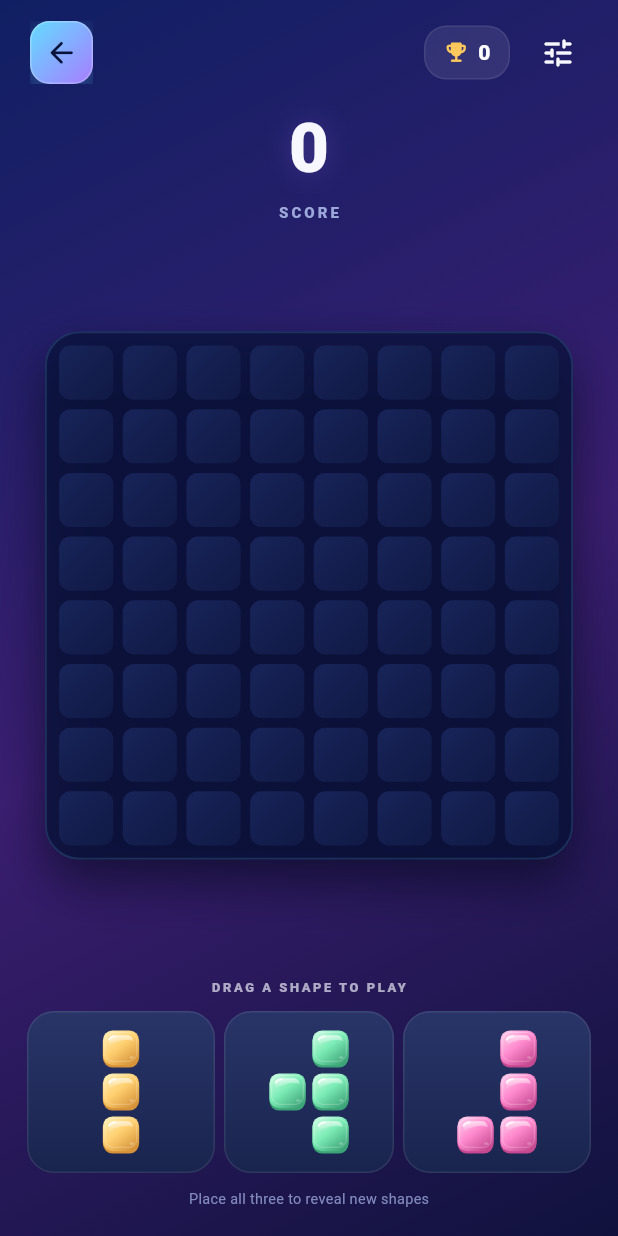
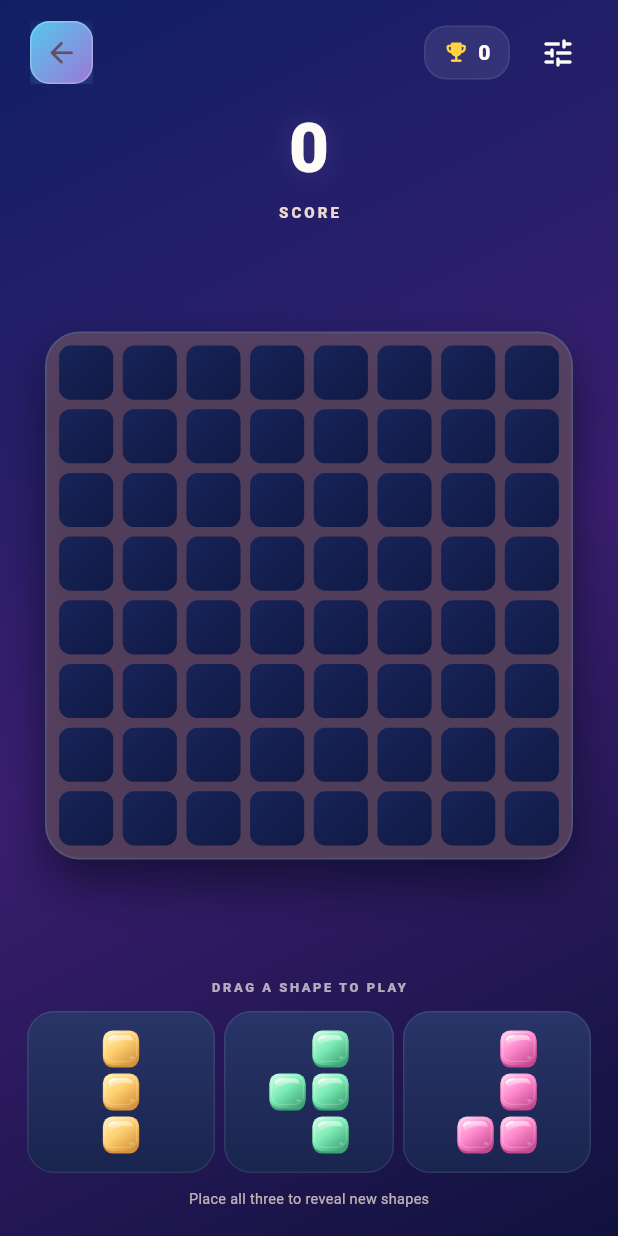
Before and after one commit to walidrachad/Blockora-Color-Puzzle, a Flutter app: the screen it shows after launch, after a tap on "PLAY", on a phone screen of 412 x 824 dp. Run offline on Flutter 3.47's test engine with Material 3 defaults, Android fonts, the phone set to English and light mode, and no system bars; our stand-ins replace audioplayers, equatable, firebase_core, firebase_remote_config, flutter_bloc, flutter_svg and 3 more; accounts and stored records are empty; Roboto replaces fonts that are missing (Arial).

Commit message:
Shift shared theme to cartoon casual-game palette

```diff
--- a/lib/app/theme.dart
+++ b/lib/app/theme.dart
@@ -1,61 +1,133 @@
 import 'package:flutter/material.dart';
 
 class PrismColors {
-  static const midnight = Color(0xff08123a);
-  static const navy = Color(0xff101a4a);
-  static const panel = Color(0xff162257);
-  static const panelSoft = Color(0xff202c6c);
-  static const ink = Color(0xfff7f8ff);
-  static const muted = Color(0xff9ca8da);
-  static const yellow = Color(0xffffc95d);
-  static const orange = Color(0xffff895e);
-  static const green = Color(0xff54e59b);
-  static const cyan = Color(0xff63dcff);
-  static const pink = Color(0xffff71c8);
-  static const violet = Color(0xffa77cff);
+  // Core palette keeps the existing semantic names so gameplay code stays
+  // untouched, while the visual language moves to a bright casual-game style.
+  static const midnight = Color(0xff654d64);
+  static const navy = Color(0xff765b70);
+  static const panel = Color(0xff8a6879);
+  static const panelSoft = Color(0xff9c7885);
+  static const ink = Color(0xfffffbf5);
+  static const muted = Color(0xffead9cf);
+  static const yellow = Color(0xffffd43e);
+  static const orange = Color(0xffff8a35);
+  static const green = Color(0xff9bd528);
+  static const cyan = Color(0xff54c8ed);
+  static const pink = Color(0xffef4b98);
+  static const violet = Color(0xff9d76d8);
 
   static const blockColors = [
-    Color(0xff62dfff),
-    Color(0xffff75c8),
-    Color(0xffffc85b),
-    Color(0xff8f7cff),
-    Color(0xff61e4a1),
-    Color(0xffff8d69),
-    Color(0xffb98cff),
+    Color(0xff54c8ed),
+    Color(0xffef5752),
+    Color(0xffffc93f),
+    Color(0xffa678d8),
+    Color(0xff8ed334),
+    Color(0xffff8a35),
+    Color(0xffe85aa8),
   ];
 
   static const rainbow = [
-    Color(0xffff6e8a),
-    Color(0xffffb45c),
-    Color(0xffffe56b),
-    Color(0xff6be8a7),
-    Color(0xff67dfff),
-    Color(0xffa684ff),
-    Color(0xffff79d2),
+    Color(0xffef5752),
+    Color(0xffff8a35),
+    Color(0xffffd43e),
+    Color(0xff8ed334),
+    Color(0xff54c8ed),
+    Color(0xff9d76d8),
+    Color(0xffef4b98),
   ];
 }
 
-ThemeData prismTheme() => ThemeData(
+ThemeData prismTheme() {
+  final base = ThemeData(
     brightness: Brightness.dark,
     scaffoldBackgroundColor: PrismColors.midnight,
     colorScheme: const ColorScheme.dark(
-    primary: PrismColors.cyan,
+      primary: PrismColors.green,
       secondary: PrismColors.pink,
       surface: PrismColors.navy,
+      onPrimary: Colors.white,
+      onSecondary: Colors.white,
+      onSurface: PrismColors.ink,
     ),
     fontFamily: 'Arial',
     useMaterial3: true,
   );
 
+  return base.copyWith(
+    appBarTheme: const AppBarTheme(
+      centerTitle: true,
+      elevation: 0,
+      backgroundColor: Color(0xff8d6975),
+      foregroundColor: Colors.white,
+      titleTextStyle: TextStyle(
+        color: Colors.white,
+        fontSize: 20,
+        fontWeight: FontWeight.w900,
+        letterSpacing: .5,
+      ),
+    ),
+    elevatedButtonTheme: ElevatedButtonThemeData(
+      style: ElevatedButton.styleFrom(
+        backgroundColor: PrismColors.green,
+        foregroundColor: Colors.white,
+        elevation: 7,
+        shadowColor: Colors.black45,
+        minimumSize: const Size(0, 54),
+        textStyle: const TextStyle(
+          fontSize: 16,
+          fontWeight: FontWeight.w900,
+          letterSpacing: .7,
+        ),
+        shape: RoundedRectangleBorder(
+          borderRadius: BorderRadius.circular(24),
+          side: BorderSide(color: Colors.white.withValues(alpha: .42), width: 2),
+        ),
+      ),
+    ),
+    filledButtonTheme: FilledButtonThemeData(
+      style: FilledButton.styleFrom(
+        backgroundColor: PrismColors.green,
+        foregroundColor: Colors.white,
+        elevation: 6,
+        shape: RoundedRectangleBorder(
+          borderRadius: BorderRadius.circular(22),
+        ),
+      ),
+    ),
+    textButtonTheme: TextButtonThemeData(
+      style: TextButton.styleFrom(
+        foregroundColor: PrismColors.ink,
+        textStyle: const TextStyle(fontWeight: FontWeight.w800),
+      ),
+    ),
+    dialogTheme: DialogThemeData(
+      backgroundColor: const Color(0xfffff5e8),
+      titleTextStyle: const TextStyle(
+        color: Color(0xff74452f),
+        fontSize: 22,
+        fontWeight: FontWeight.w900,
+      ),
+      contentTextStyle: const TextStyle(
+        color: Color(0xff9a705a),
+        fontSize: 14,
+      ),
+      shape: RoundedRectangleBorder(
+        borderRadius: BorderRadius.circular(26),
+        side: const BorderSide(color: Color(0xff78658f), width: 5),
+      ),
+    ),
+  );
+}
+
 BoxDecoration prismPanel({double radius = 18}) => BoxDecoration(
-  color: PrismColors.panel.withValues(alpha: .82),
+  color: PrismColors.panel.withValues(alpha: .94),
   borderRadius: BorderRadius.circular(radius),
-  border: Border.all(color: Colors.white.withValues(alpha: .08)),
+  border: Border.all(color: Colors.white.withValues(alpha: .18), width: 2),
   boxShadow: [
     BoxShadow(
-      color: Colors.black.withValues(alpha: .26),
-      blurRadius: 20,
-      offset: const Offset(0, 10),
+      color: Colors.black.withValues(alpha: .28),
+      blurRadius: 10,
+      offset: const Offset(5, 8),
     ),
   ],
 );
```
Lines whose indentation alone changed are shown as unchanged.
